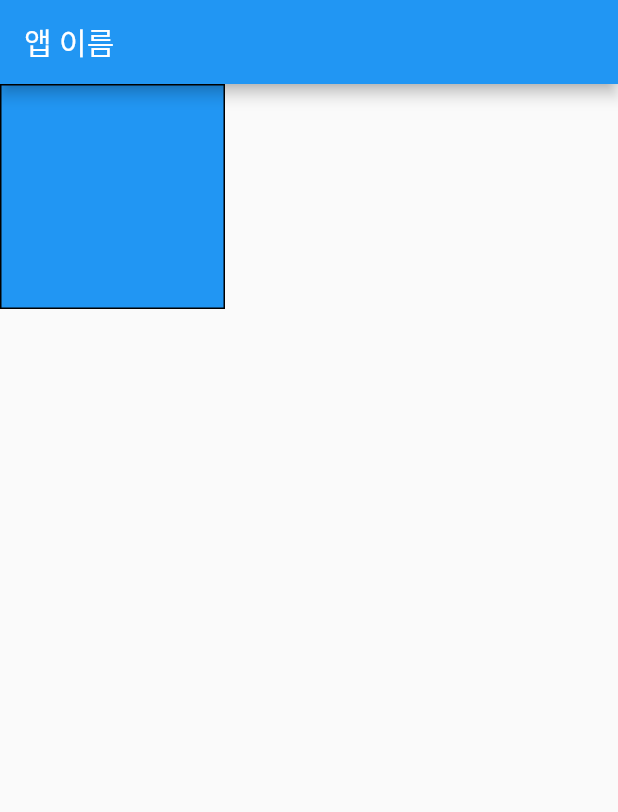
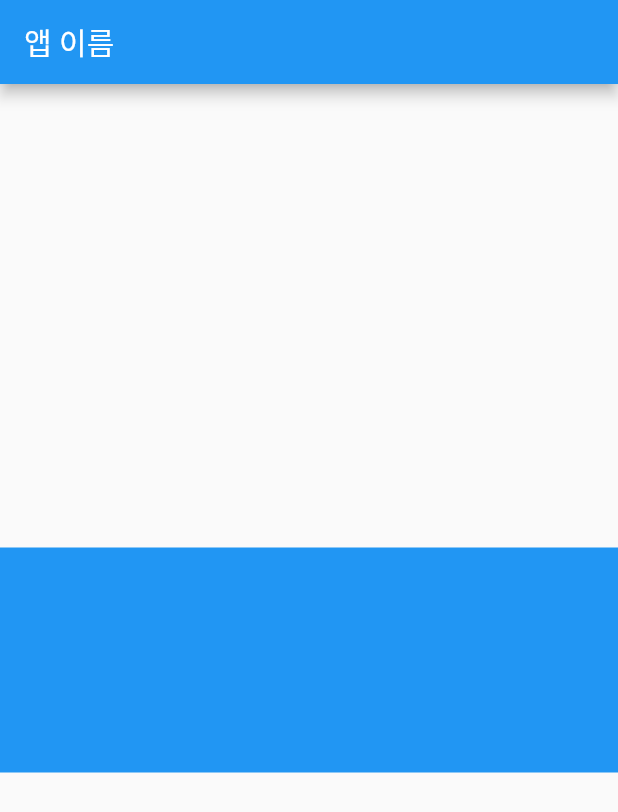
Before and after one commit to ktyoung/flutter, a Flutter app: the screen it shows after launch, on a phone screen of 412 x 824 dp. Shown: the top 812 px of the screen. Run offline on Flutter 3.47's test engine with Material 2 defaults, Android fonts, the phone set to English and light mode, and no system bars.

Commit message:
컨테이너 디자인

```diff
--- a/contact/lib/main.dart
+++ b/contact/lib/main.dart
@@ -11,15 +11,18 @@ class MyApp extends StatelessWidget {
     return MaterialApp(
       home: Scaffold(
         appBar: AppBar( title: Text("앱 이름") ),
-       body: Container(
-         width : 150, height: 150,
-         // 다른 스타일(테두리 등)은 decoration 안에 작성해야 함
-         decoration: BoxDecoration(
-           color: Colors.blue,
-           border: Border.all(color: Colors.black)
-         ),
+
+        // Container()를 Center()로 감싸면 가운데 정렬
+        // 임의 방향으로 정렬하려면 Align()으로 감싸면 됨
+       body: Align(
+         // alignment: Alignment.정렬방향
+         alignment: Alignment.centerLeft,
+         child: Container(
+           // width를 꽉차게 하고 싶으면 무한(double.infinuty)으로 설정
+           width : double.infinity, height: 150, color: Colors.blue,
+           ),
        ),
-      ),
+       ),
     );
   }
 }
```
